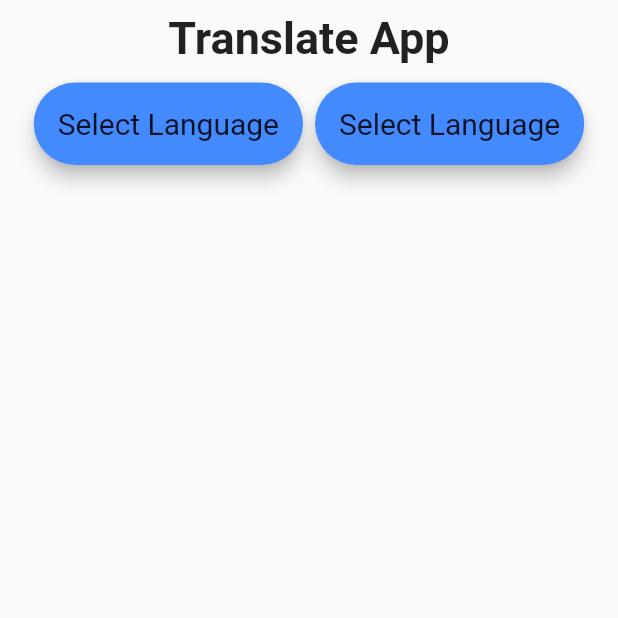
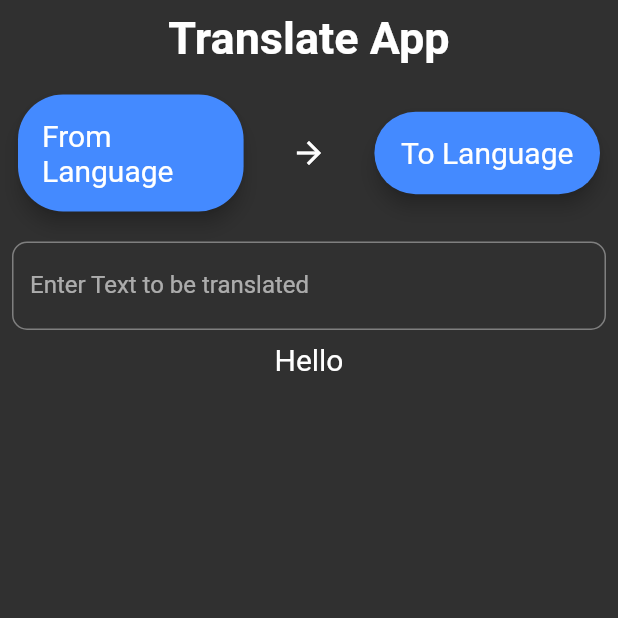
Before and after one commit to nirans2002/translate_app, a Flutter app: the screen it shows after launch, on a phone screen of 412 x 824 dp, the top half of it. Run offline on Flutter 3.47's test engine with Material 2 defaults, Android fonts, the phone set to English and light mode, and no system bars; network calls fail.

Commit message:
selection

```diff
--- a/lib/main.dart
+++ b/lib/main.dart
@@ -17,6 +17,10 @@ class MyApp extends StatelessWidget {
       theme: ThemeData(
         primarySwatch: Colors.blue,
       ),
+      darkTheme: ThemeData(
+        brightness: Brightness.dark,
+        primarySwatch: Colors.blue,
+      ),
       themeMode: ThemeMode.dark,
       home: const SplashScreen(),
     );
--- a/lib/screens/home_screen.dart
+++ b/lib/screens/home_screen.dart
@@ -14,8 +14,8 @@ class HomeScreen extends StatefulWidget {
 }
 
 class _HomeScreenState extends State<HomeScreen> {
-  String fromLn = 'Select Language';
-  String toLn = 'Select Language';
+  String fromLn = 'From Language';
+  String toLn = 'To Language';
   List<Language> lnList = [];
 
   Future getData() async {
@@ -63,12 +63,42 @@ class _HomeScreenState extends State<HomeScreen> {
                 style: TextStyle(fontSize: 30, fontWeight: FontWeight.bold),
               ),
             ),
-            Row(
-              mainAxisAlignment: MainAxisAlignment.center,
-              children: [
-                LnSelectButton(context, fromLn),
-                LnSelectButton(context, toLn),
-              ],
+            Padding(
+              padding: const EdgeInsets.all(8.0),
+              child: Row(
+                mainAxisAlignment: MainAxisAlignment.center,
+                children: [
+                  Expanded(
+                      flex: 2, child: LnSelectButton(context, fromLn, true)),
+                  Expanded(
+                    flex: 1,
+                    child: const SizedBox(
+                      width: 10,
+                      child: Icon(Icons.arrow_forward),
+                    ),
+                  ),
+                  Expanded(
+                      flex: 2, child: LnSelectButton(context, toLn, false)),
+                ],
+              ),
+            ),
+            Padding(
+              padding: const EdgeInsets.all(8.0),
+              child: TextField(
+                decoration: InputDecoration(
+                  border: OutlineInputBorder(
+                    borderRadius: BorderRadius.circular(10),
+                  ),
+                  labelText: 'Enter Text to be translated',
+                ),
+              ),
+            ),
+            Container(
+              child: Text('Hello',
+                  style: TextStyle(
+                    fontSize: 20,
+                    fontWeight: FontWeight.normal,
+                  )),
             ),
           ],
         ),
@@ -76,10 +106,10 @@ class _HomeScreenState extends State<HomeScreen> {
     );
   }
 
-  InkWell LnSelectButton(BuildContext context, String ln) {
+  InkWell LnSelectButton(BuildContext context, String ln, bool isFrom) {
     return InkWell(
       onTap: () {
-        showModal(context);
+        showModal(context, isFrom);
       },
       child: Card(
         color: Colors.blueAccent,
@@ -100,7 +130,7 @@ class _HomeScreenState extends State<HomeScreen> {
     );
   }
 
-  void showModal(context) {
+  void showModal(context, bool isFrom) {
     showModalBottomSheet(
         context: context,
         builder: (context) {
@@ -117,7 +147,9 @@ class _HomeScreenState extends State<HomeScreen> {
                       child: Text(lnList[index].language.toString()),
                       onTap: () {
                         setState(() {
-                          fromLn = lnList[index].language.toString();
+                          isFrom
+                              ? fromLn = lnList[index].language.toString()
+                              : toLn = lnList[index].language.toString();
                         });
                         Navigator.of(context).pop();
                       });
```
Also changed, not shown: lib/components/language_select_bottom_sheet.dart (added, +27 -0 lines).
